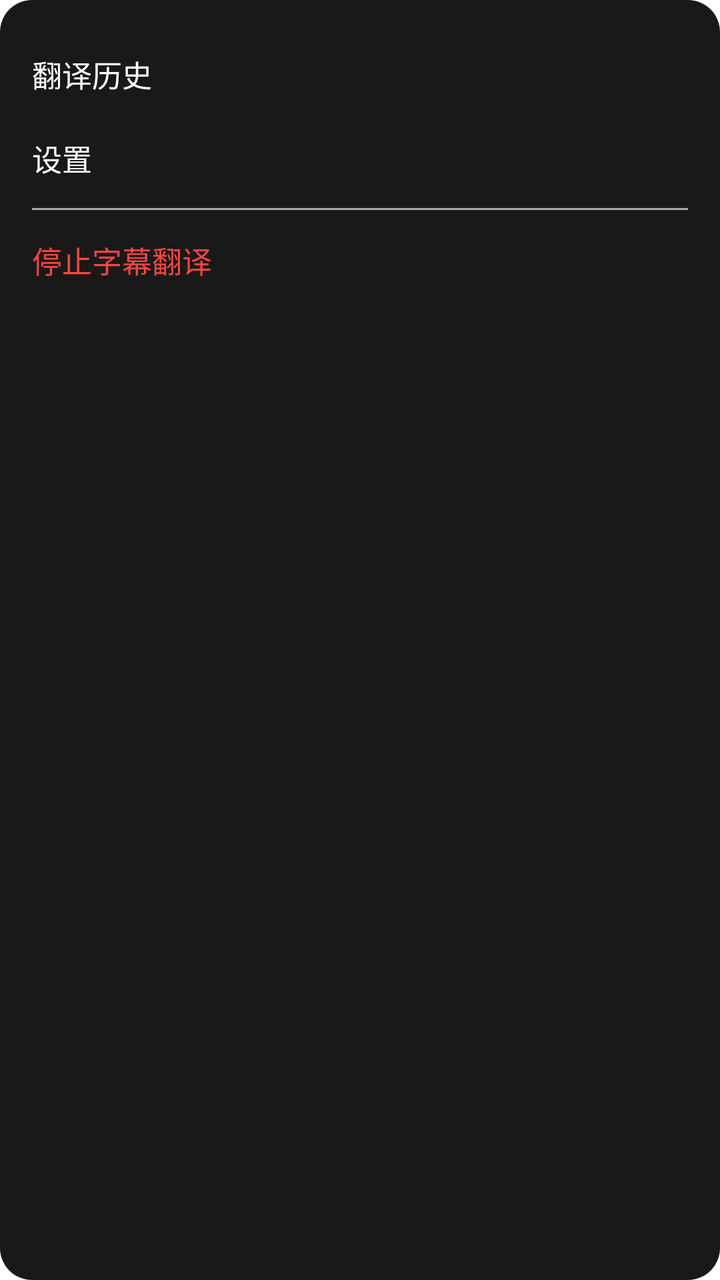
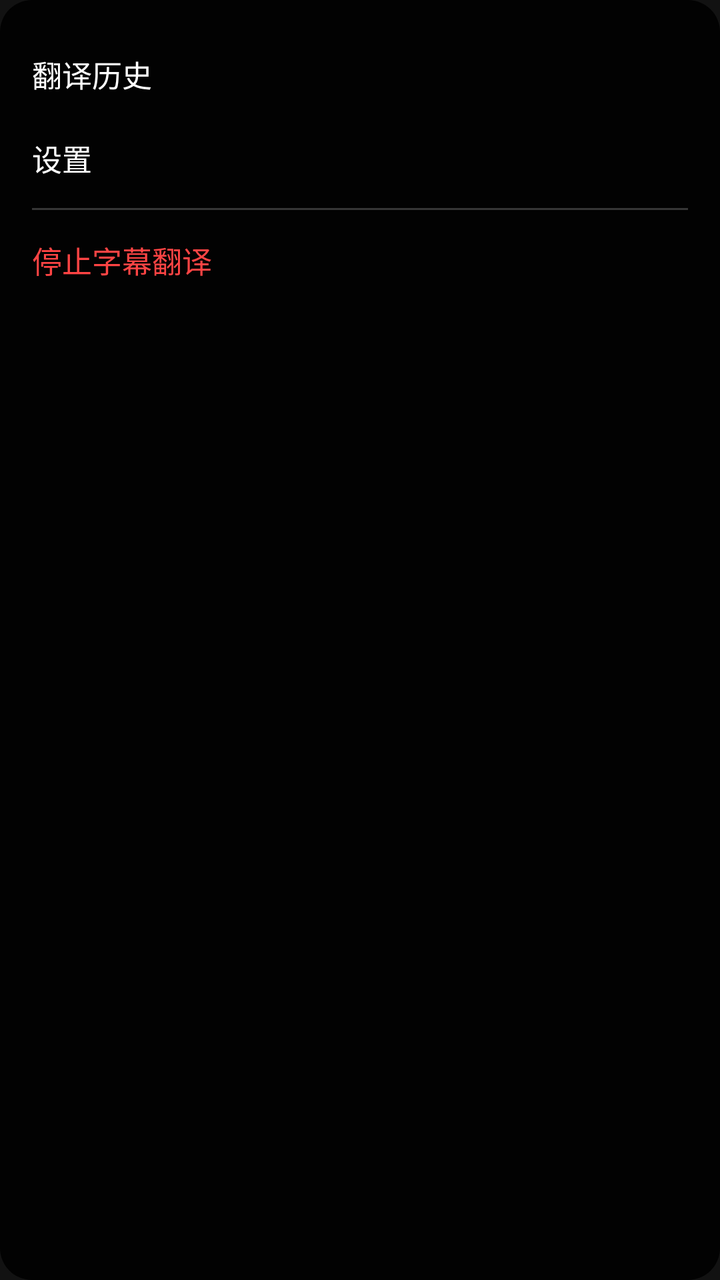

Screens rendered from an Android XML layout before and after an edit, with the pre-edit source and the edit as a unified diff.
<!-- AndroidManifest.xml: application theme Theme.SubtitleTranslator -->
<!-- res/layout/floating_menu.xml -->
<?xml version="1.0" encoding="utf-8"?>
<LinearLayout xmlns:android="http://schemas.android.com/apk/res/android"
    android:layout_width="wrap_content"
    android:layout_height="wrap_content"
    android:background="@drawable/bg_translation_overlay"
    android:minWidth="150dp"
    android:orientation="vertical">

    <TextView
        android:id="@+id/menuHistory"
        android:layout_width="match_parent"
        android:layout_height="wrap_content"
        android:background="?attr/selectableItemBackground"
        android:paddingVertical="10dp"
        android:text="翻译历史"
        android:textColor="@android:color/white"
        android:textSize="15sp" />

    <TextView
        android:id="@+id/menuSettings"
        android:layout_width="match_parent"
        android:layout_height="wrap_content"
        android:background="?attr/selectableItemBackground"
        android:paddingVertical="10dp"
        android:text="设置"
        android:textColor="@android:color/white"
        android:textSize="15sp" />

    
    <TextView
        android:id="@+id/menuDebugCapture"
        android:layout_width="match_parent"
        android:layout_height="wrap_content"
        android:background="?attr/selectableItemBackground"
        android:paddingVertical="10dp"
        android:text="识别截图"
        android:textColor="@android:color/white"
        android:textSize="15sp"
        android:visibility="gone" />

    <View
        android:layout_width="match_parent"
        android:layout_height="1dp"
        android:layout_marginVertical="4dp"
        android:background="@android:color/darker_gray" />

    <TextView
        android:id="@+id/menuStop"
        android:layout_width="match_parent"
        android:layout_height="wrap_content"
        android:background="?attr/selectableItemBackground"
        android:paddingVertical="10dp"
        android:text="停止字幕翻译"
        android:textColor="@android:color/holo_red_light"
        android:textSize="15sp" />

</LinearLayout>
<!-- resources referenced by this layout -->
<resources>
  <!-- drawable bg_translation_overlay (drawable) -->
  <?xml version="1.0" encoding="utf-8"?>
  <shape xmlns:android="http://schemas.android.com/apk/res/android"
      android:shape="rectangle">
      <solid android:color="#E6000000" />
      <corners android:radius="16dp" />
      <padding
          android:left="16dp"
          android:top="16dp"
          android:right="16dp"
          android:bottom="16dp" />
  </shape>
  <style name="Theme.SubtitleTranslator" parent="Theme.MaterialComponents.DayNight.NoActionBar">
          
          <item name="colorPrimary">@color/purple_500</item>
          <item name="colorPrimaryVariant">@color/purple_700</item>
          <item name="colorOnPrimary">@color/white</item>
          
          <item name="colorSecondary">@color/teal_200</item>
          <item name="colorSecondaryVariant">@color/teal_700</item>
          <item name="colorOnSecondary">@color/black</item>
          
          <item name="android:statusBarColor">?attr/colorPrimaryVariant</item>
      </style>
  <color name="purple_500">#FF6200EE</color>
  <color name="purple_700">#FF3700B3</color>
  <color name="white">#FFFFFFFF</color>
  <color name="teal_200">#FF03DAC5</color>
  <color name="teal_700">#FF018786</color>
  <color name="black">#FF000000</color>
</resources>

<!-- the commit's change to res/layout/floating_menu.xml (unified diff, before → after) -->
@@ -42,7 +42,7 @@
         android:layout_width="match_parent"
         android:layout_height="1dp"
         android:layout_marginVertical="4dp"
-        android:background="@android:color/darker_gray" />
+        android:background="@color/divider" />
 
     <TextView
         android:id="@+id/menuStop"
<!-- resource entries referenced after the edit -->
@@ -1,5 +1,6 @@
 <!-- resources referenced by this layout -->
 <resources>
+  <color name="divider">#33FFFFFF</color>
   <!-- drawable bg_translation_overlay (drawable) -->
   <?xml version="1.0" encoding="utf-8"?>
   <shape xmlns:android="http://schemas.android.com/apk/res/android"
@@ -12,7 +13,7 @@
           android:right="16dp"
           android:bottom="16dp" />
   </shape>
-  <style name="Theme.SubtitleTranslator" parent="Theme.MaterialComponents.DayNight.NoActionBar">
+  <style name="Theme.SubtitleTranslator" parent="Theme.MaterialComponents.NoActionBar">
           
           <item name="colorPrimary">@color/purple_500</item>
           <item name="colorPrimaryVariant">@color/purple_700</item>
@@ -22,7 +23,9 @@
           <item name="colorSecondaryVariant">@color/teal_700</item>
           <item name="colorOnSecondary">@color/black</item>
           
-          <item name="android:statusBarColor">?attr/colorPrimaryVariant</item>
+          <item name="android:statusBarColor">@android:color/background_dark</item>
+          <item name="android:windowLightStatusBar">false</item>
+          <item name="android:navigationBarColor">@android:color/background_dark</item>
       </style>
   <color name="purple_500">#FF6200EE</color>
   <color name="purple_700">#FF3700B3</color>
